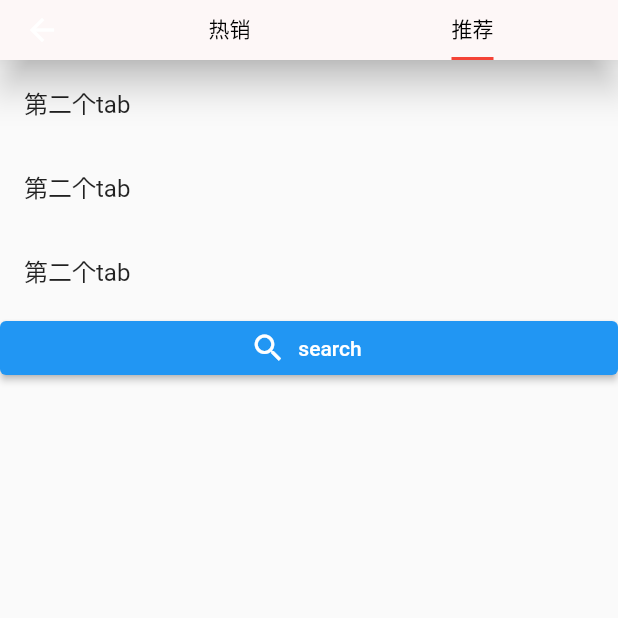
After one commit to chublur/flutter-ex, a Flutter app: the MyTabs screen opened directly, tab 2 chosen, on a phone screen of 412 x 824 dp, the top half of it. The commit adds this screen. Run offline on Flutter 3.47's test engine with Material 2 defaults, Android fonts, the phone set to English and light mode, and no system bars; our stand-ins replace fluttertoast; missing offline and left inert: dart:html; statements that could not run were skipped.

Commit message:
1.新增dialog tabs

```diff
--- /dev/null
+++ b/flutterdemo01/lib/KeepAliveWrapper.dart
@@ -0,0 +1,30 @@
+import 'package:flutter/material.dart';
+
+class KeepAliveWrapper extends StatefulWidget {
+  const KeepAliveWrapper(
+      {Key? key, @required this.child, this.keepAlive = true})
+      : super(key: key);
+  final Widget? child;
+  final bool keepAlive;
+  @override
+  State<KeepAliveWrapper> createState() => _KeepAliveWrapperState();
+}
+
+class _KeepAliveWrapperState extends State<KeepAliveWrapper>
+    with AutomaticKeepAliveClientMixin {
+  @override
+  Widget build(BuildContext context) {
+    return widget.child!;
+  }
+
+  @override
+  bool get wantKeepAlive => widget.keepAlive;
+  @override
+  void didUpdateWidget(covariant KeepAliveWrapper oldWidget) {
+    if (oldWidget.keepAlive != widget.keepAlive) {
+// keepAlive 状态需要更新，实现在 AutomaticKeepAliveClientMixin 中
+      updateKeepAlive();
+    }
+    super.didUpdateWidget(oldWidget);
+  }
+}
--- a/flutterdemo01/lib/main.dart
+++ b/flutterdemo01/lib/main.dart
@@ -1,7 +1,9 @@
 // drawer 侧边栏
-import 'dart:math';
-
 import 'package:flutter/material.dart';
+import './pages/tabs.dart';
+import './KeepAliveWrapper.dart';
+import './stack-btn-card-warp.dart';
+import './dialog.dart';
 
 void main() {
   runApp(const MyApp());
@@ -14,11 +16,16 @@ class MyApp extends StatelessWidget {
   @override
   Widget build(BuildContext context) {
     return MaterialApp(
+      debugShowCheckedModeBanner: false,
       title: 'Flutter Demo',
       theme: ThemeData(
         primarySwatch: Colors.blue,
       ),
-      home: const MyBtm(),
+      home:
+      // const Tabs() ,
+      // const MyBtm(),
+      // const MyTabs(),
+      const MyDialog(),
     );
   }
 }
@@ -34,8 +41,9 @@ class _MyBtmState extends State<MyBtm> with SingleTickerProviderStateMixin {
   @override
   void initState() {
     super.initState();
-_tabController=TabController(length: 3, vsync: this);
+    _tabController = TabController(length: 3, vsync: this);
   }
+
   @override
   Widget build(BuildContext context) {
     return Scaffold(
@@ -53,14 +61,11 @@ _tabController=TabController(length: 3, vsync: this);
           // ],
 
           // 通常放tabBar，标题下面显示一个 Tab 导航栏
-        bottom: TabBar(
-          controller: _tabController,
-          tabs: const [
+          bottom: TabBar(controller: _tabController, tabs: const [
             Tab(child: Text("热门")),
             Tab(child: Text("推荐")),
             Tab(child: Text("视频"))
-          ]
-          ),
+          ]),
         ),
         // 左侧边栏
         drawer: Drawer(
@@ -110,8 +115,8 @@ _tabController=TabController(length: 3, vsync: this);
                 // 用来设置当前用户的其他账号的头像
                 otherAccountsPictures: <Widget>[
                   CircleAvatar(
-                  backgroundImage:
-                      NetworkImage("https://i.postimg.cc/rsgStfwy/preview.jpg"),
+                    backgroundImage: NetworkImage(
+                        "https://i.postimg.cc/rsgStfwy/preview.jpg"),
                   ),
                   CircleAvatar(
                     backgroundImage: NetworkImage(
@@ -131,11 +136,116 @@ _tabController=TabController(length: 3, vsync: this);
             ],
           ),
         ),
-
-      body:TabBarView(
+        body: TabBarView(
           controller: _tabController,
           children: const [Text("热门a"), Text("推荐"), Text("视频")],
+        ));
+  }
+}
+
+//  BottomNavigationBar 的页面中使用Tabbar
+class MyTabs extends StatefulWidget {
+  const MyTabs({super.key});
+
+  @override
+  State<MyTabs> createState() => _MyTabsState();
+}
+
+class _MyTabsState extends State<MyTabs> with SingleTickerProviderStateMixin {
+  late TabController _tabController;
+  @override
+  void dispose() {
+    //生命周期函数 永久移除组件，并释放资源
+    super.dispose();
+    _tabController.dispose();
+  }
+
+  @override
+  void initState() {
+    super.initState();
+    _tabController = TabController(length: 8, vsync: this);
+    _tabController.addListener(() {
+      if (_tabController.animation!.value == _tabController.index) {
+        // ignore: avoid_print
+        print(_tabController.index); //获取点击或滑动页面的索引值
+      }
+    });
+  }
+
+  @override
+  Widget build(BuildContext context) {
+    return Scaffold(
+      appBar: PreferredSize(
+        preferredSize: const Size.fromHeight(40),
+        child: AppBar(
+          backgroundColor: const Color.fromARGB(255, 253, 247, 247),
+          elevation: 10,
+          title: SizedBox(
+            height: 40,
+            child: TabBar(
+              indicatorColor: Colors.red,
+              labelColor: Colors.red,
+              unselectedLabelColor: Colors.white,
+              indicatorSize: TabBarIndicatorSize.label,
+              controller: _tabController, //注意
+              tabs: const [
+                Tab(child: Text("热销", style: TextStyle(color: Colors.black))),
+                Tab(child: Text("推荐", style: TextStyle(color: Colors.black)))
+              ],
+            ),
+          ),
+        ),
+      ),
+      body: TabBarView(
+        controller: _tabController,
+        children: [
+          KeepAliveWrapper(
+              child: ListView(
+            children: const <Widget>[
+              ListTile(title: Text("第一个tab")),
+              ListTile(title: Text("第一个tab")),
+              ListTile(title: Text("第一个tab")),
+              ListTile(title: Text("第一个tab")),
+              ListTile(title: Text("第一个tab")),
+              ListTile(title: Text("第一个tab")),
+              ListTile(title: Text("第一个tab")),
+              ListTile(title: Text("第一个tab")),
+              ListTile(title: Text("第一个tab")),
+              ListTile(title: Text("第一个tab")),
+              ListTile(title: Text("第一个tab")),
+              ListTile(title: Text("第一个tab")),
+              ListTile(title: Text("第一个tab")),
+              ListTile(title: Text("第一个tab")),
+              ListTile(title: Text("第一个tab")),
+              ListTile(title: Text("第一个tab")),
+              ListTile(title: Text("第一个tab")),
+              ListTile(title: Text("第一个tab")),
+              ListTile(title: Text("第一个tab")),
+              ListTile(title: Text("第一个tab")),
+              ListTile(title: Text("最后一个tab")),
+            ],
+          )),
+          KeepAliveWrapper(
+              child: ListView(
+            children: <Widget>[
+              const ListTile(title: Text("第二个tab")),
+              const ListTile(title: Text("第二个tab")),
+              const ListTile(title: Text("第二个tab")),
+              ElevatedButton.icon(
+                icon:const  Icon(Icons.search),
+                label:const Text("search"),
+                onPressed: (){
+                  Navigator.of(context).push(
+                    MaterialPageRoute(builder: (context){
+                      return const SearchDemo();
+                    })
+                  );
+                },
                 )
+            ],
+          ))
+        ],
+      ),
     );
   }
 }
--- /dev/null
+++ b/flutterdemo01/lib/pages/tabs/category.dart
@@ -0,0 +1,37 @@
+import 'package:flutter/material.dart';
+
+class CategoryPage extends StatefulWidget {
+  const CategoryPage({super.key});
+
+  @override
+  State<CategoryPage> createState() => _CategoryPageState();
+}
+
+class _CategoryPageState extends State<CategoryPage> {
+  @override
+  Widget build(BuildContext context) {
+    return ListView(
+      children: const [
+        ListTile(
+          title: Text("我是一个列表"),
+        ),
+         ListTile(
+          title: Text("我是一个列表"),
+        ),
+         ListTile(
+          title: Text("我是一个列表"),
+        ),
+         ListTile(
+          title: Text("我是一个列表"),
+        ),
+         ListTile(
+          title: Text("我是一个列表"),
+        ),
+         ListTile(
+          title: Text("我是一个列表"),
+        ),
+
+      ],
+    );
+  }
+}
--- a/flutterdemo01/pubspec.yaml
+++ b/flutterdemo01/pubspec.yaml
@@ -35,6 +35,7 @@ dependencies:
   # The following adds the Cupertino Icons font to your application.
   # Use with the CupertinoIcons class for iOS style icons.
   cupertino_icons: ^1.0.2
+  fluttertoast: ^8.2.2
 
 dev_dependencies:
   flutter_test:
```
Also changed, not shown: flutterdemo01/lib/dialog.dart (added, +216 -0 lines), flutterdemo01/lib/pages/tabs.dart (added, +80 -0 lines), flutterdemo01/lib/pages/tabs/home.dart (added, +17 -0 lines), flutterdemo01/lib/pages/tabs/setting.dart (added, +17 -0 lines), flutterdemo01/lib/pages/tabs/user.dart (added, +17 -0 lines), flutterdemo01/lib/widget/mydialog.dart (added, +57 -0 lines), flutterdemo01/pubspec.lock. Lines whose indentation alone changed are shown as unchanged.
